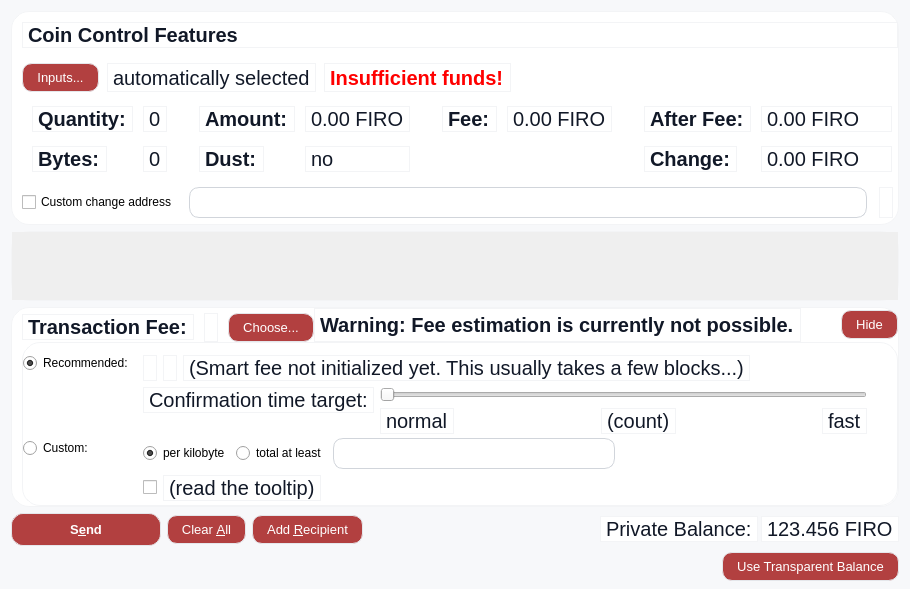
The window that src/qt/forms/sendcoinsdialog.ui (firoorg/firo) describes before a commit, drawn with Qt 5.
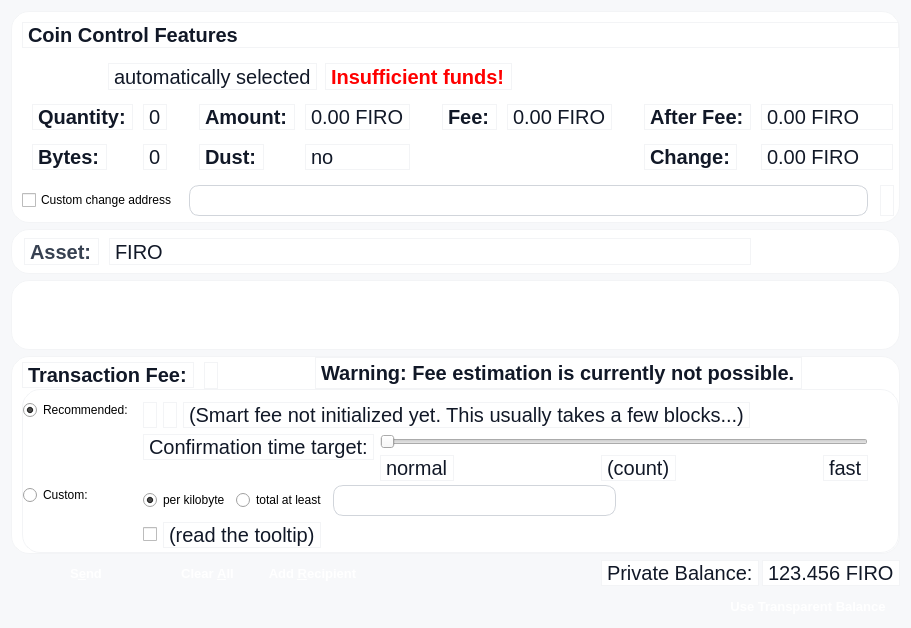
The same window after the commit. Custom widgets are drawn as their Qt base class.

Commit message: UI modernisation and assets interface

The edit to the form file:
```diff
--- a/src/qt/forms/sendcoinsdialog.ui
+++ b/src/qt/forms/sendcoinsdialog.ui
@@ -32,27 +32,56 @@
     color: #111827;
 }
 
-QPushButton#sendButton {
-    background: #B24040;
+/* Primary actions — same gradient language as Spark Assets / Overview */
+QPushButton#sendButton,
+QPushButton#clearButton,
+QPushButton#addButton,
+QPushButton#pushButtonCoinControl,
+QPushButton#buttonChooseAsset,
+QPushButton#buttonChooseFee,
+QPushButton#buttonMinimizeFee,
+QPushButton#switchFundButton {
+    color: #FFFFFF;
+    font-weight: 600;
+    border: none;
     border-radius: 12px;
-    font-weight: 600;
-    color: #FFFFFF;
-    padding: 8px 20px;
-}
-QPushButton#sendButton:hover {
-    background: #9F3434;
-}
-
-QPushButton {
-    background: #B24040;
-    border-radius: 10px;
-    border: 1px solid #E5E7EB;
     padding: 6px 14px;
     font-size: 10pt;
-    color: #FFFFFF;
+    background: qlineargradient(x1:0, y1:0, x2:0, y2:1,
+        stop:0 #C62839, stop:1 #7A1736);
 }
-QPushButton:hover {
-    background: #E5E7EB;
+QPushButton#sendButton:hover,
+QPushButton#clearButton:hover,
+QPushButton#addButton:hover,
+QPushButton#pushButtonCoinControl:hover,
+QPushButton#buttonChooseAsset:hover,
+QPushButton#buttonChooseFee:hover,
+QPushButton#buttonMinimizeFee:hover,
+QPushButton#switchFundButton:hover {
+    background: qlineargradient(x1:0, y1:0, x2:0, y2:1,
+        stop:0 #D23245, stop:1 #7A1736);
+}
+QPushButton#sendButton:pressed,
+QPushButton#clearButton:pressed,
+QPushButton#addButton:pressed,
+QPushButton#pushButtonCoinControl:pressed,
+QPushButton#buttonChooseAsset:pressed,
+QPushButton#buttonChooseFee:pressed,
+QPushButton#buttonMinimizeFee:pressed,
+QPushButton#switchFundButton:pressed {
+    background: qlineargradient(x1:0, y1:0, x2:0, y2:1,
+        stop:0 #9F1E34, stop:1 #6A132E);
+}
+QPushButton#sendButton:disabled,
+QPushButton#clearButton:disabled,
+QPushButton#addButton:disabled,
+QPushButton#pushButtonCoinControl:disabled,
+QPushButton#buttonChooseAsset:disabled,
+QPushButton#buttonChooseFee:disabled,
+QPushButton#buttonMinimizeFee:disabled,
+QPushButton#switchFundButton:disabled {
+    background: #F3F4F6;
+    color: #9CA3AF;
 }
 
 QTableView {
@@ -90,7 +119,7 @@
   <property name="windowTitle">
    <string>Send Coins</string>
   </property>
-  <layout class="QVBoxLayout" name="verticalLayout" stretch="0,1,0,0,0">
+  <layout class="QVBoxLayout" name="verticalLayout" stretch="0,0,1,0,0,0">
    <property name="bottomMargin">
     <number>8</number>
    </property>
@@ -654,11 +683,81 @@
      </layout>
     </widget>
    </item>
+   <item>
+    <widget class="QFrame" name="frameChooseAsset">
+     <property name="frameShape">
+      <enum>QFrame::StyledPanel</enum>
+     </property>
+     <property name="frameShadow">
+      <enum>QFrame::Plain</enum>
+     </property>
+     <layout class="QHBoxLayout" name="horizontalLayoutChooseAsset">
+      <property name="spacing">
+       <number>10</number>
+      </property>
+      <property name="leftMargin">
+       <number>12</number>
+      </property>
+      <property name="topMargin">
+       <number>8</number>
+      </property>
+      <property name="rightMargin">
+       <number>12</number>
+      </property>
+      <property name="bottomMargin">
+       <number>8</number>
+      </property>
+      <item>
+       <widget class="QLabel" name="labelChooseAssetCaption">
+        <property name="text">
+         <string>Asset:</string>
+        </property>
+        <property name="styleSheet">
+         <string notr="true">font-weight: 600; color: #374151;</string>
+        </property>
+       </widget>
+      </item>
+      <item>
+       <widget class="QLabel" name="labelSelectedAsset">
+        <property name="sizePolicy">
+         <sizepolicy hsizetype="Expanding" vsizetype="Preferred">
+          <horstretch>1</horstretch>
+          <verstretch>0</verstretch>
+         </sizepolicy>
+        </property>
+        <property name="text">
+         <string notr="true">FIRO</string>
+        </property>
+        <property name="wordWrap">
+         <bool>true</bool>
+        </property>
+        <property name="styleSheet">
+         <string notr="true">color: #111827;</string>
+        </property>
+       </widget>
+      </item>
+      <item>
+       <widget class="QPushButton" name="buttonChooseAsset">
+        <property name="text">
+         <string>Choose asset…</string>
+        </property>
+        <property name="autoDefault">
+         <bool>false</bool>
+        </property>
+       </widget>
+      </item>
+     </layout>
+    </widget>
+   </item>
    <item>
     <widget class="QScrollArea" name="scrollArea">
      <property name="widgetResizable">
       <bool>true</bool>
      </property>
+     <property name="styleSheet">
+      <string notr="true">QScrollArea#scrollArea { background: transparent; border: none; }
+QScrollArea#scrollArea &gt; QWidget { background: transparent; }</string>
+     </property>
      <widget class="QWidget" name="scrollAreaWidgetContents">
       <property name="geometry">
        <rect>
@@ -668,6 +767,9 @@
         <height>68</height>
        </rect>
       </property>
+      <property name="styleSheet">
+       <string notr="true">QWidget#scrollAreaWidgetContents { background: transparent; border: none; }</string>
+      </property>
       <layout class="QVBoxLayout" name="verticalLayout_2" stretch="0,1">
        <property name="leftMargin">
         <number>0</number>
```
The commit also changes 50 other files.
